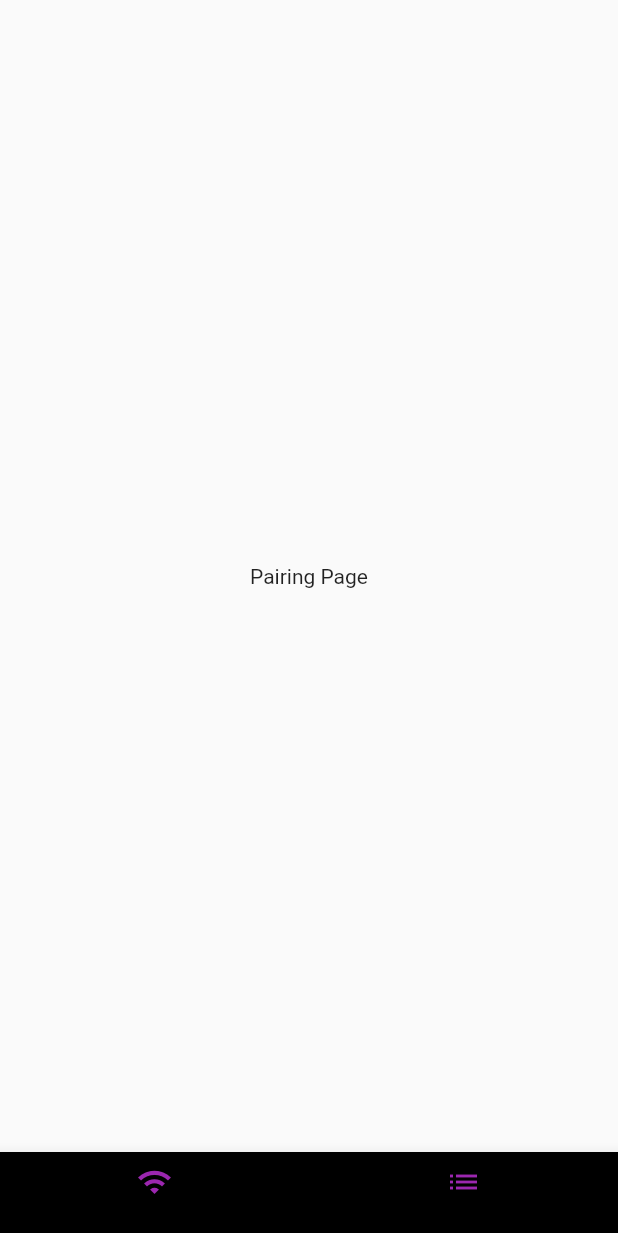
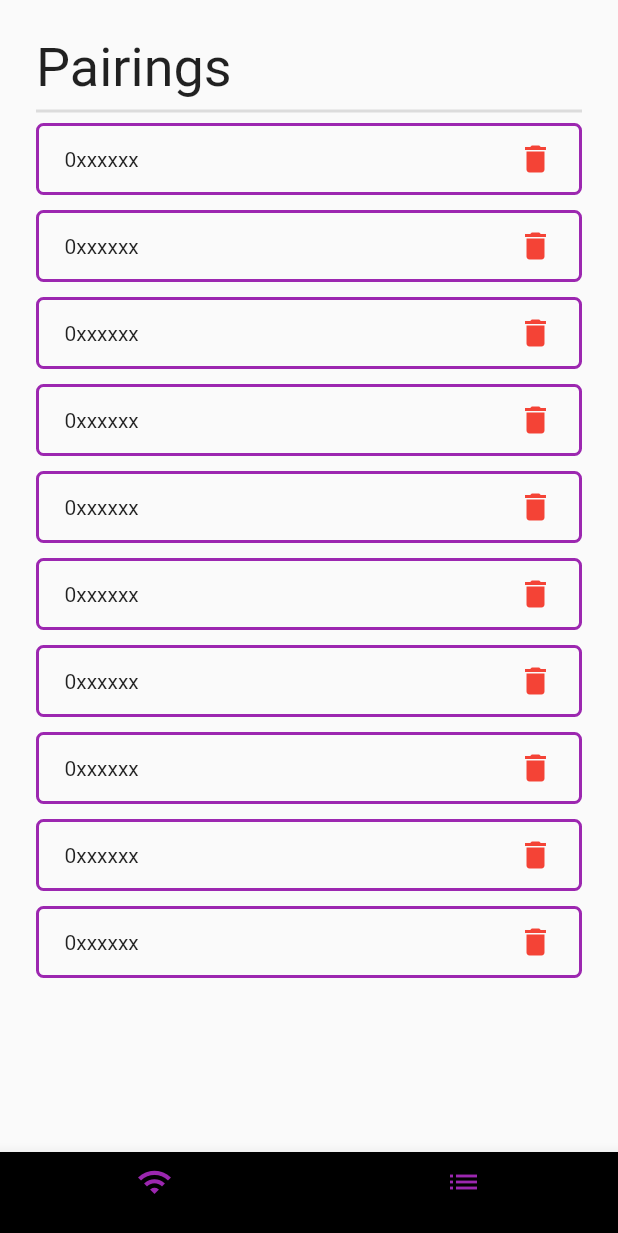
Before and after one commit to rvn9/wallet_connect_app, a Flutter app: the screen it shows after launch, item 2 of the bottom bar chosen, on a phone screen of 412 x 824 dp. Shown: the top 1233 px of the screen. Run offline on Flutter 3.47's test engine with Material 2 defaults, Android fonts, the phone set to English and light mode, and no system bars; our stand-ins replace auto_route, dotted_border, flutter_bloc, freezed_annotation; missing offline and left inert: scan.

Commit message:
pairing page

```diff
--- a/lib/main.dart
+++ b/lib/main.dart
@@ -10,8 +10,6 @@ class MyApp extends StatelessWidget {
   final _appRouter = AppRouter();
 
   MyApp({Key? key}) : super(key: key);
-
-  // This widget is the root of your application.
   @override
   Widget build(BuildContext context) {
     return MaterialApp.router(
--- a/lib/pages/pairing_page.dart
+++ b/lib/pages/pairing_page.dart
@@ -16,8 +16,61 @@ class PairingPage extends StatefulWidget {
 class _PairingPageState extends State<PairingPage> {
   @override
   Widget build(BuildContext context) {
-    return const Scaffold(
-      body: Center(child: Text('Pairing Page')),
+    return Scaffold(
+      resizeToAvoidBottomInset: true,
+      body: SafeArea(
+        child: Padding(
+          padding: const EdgeInsets.all(24),
+          child: Column(
+            mainAxisAlignment: MainAxisAlignment.start,
+            crossAxisAlignment: CrossAxisAlignment.start,
+            children: [
+              const Text(
+                'Pairings',
+                style: TextStyle(fontSize: 36),
+              ),
+              const Divider(
+                thickness: 2,
+                height: 16,
+              ),
+              Expanded(
+                child: ListView.separated(
+                  separatorBuilder: (context, index) => const SizedBox(
+                    height: 10,
+                  ),
+                  itemCount: 10,
+                  itemBuilder: (context, index) => Container(
+                    padding: const EdgeInsets.symmetric(
+                        horizontal: 17, vertical: 10),
+                    width: double.infinity,
+                    decoration: BoxDecoration(
+                      borderRadius: BorderRadius.circular(5),
+                      color: Colors.transparent,
+                      border: Border.all(
+                        width: 2,
+                        color: Colors.purple,
+                      ),
+                    ),
+                    child: Row(
+                      mainAxisAlignment: MainAxisAlignment.spaceBetween,
+                      children: const [
+                        Text('0xxxxxx'),
+                        Icon(
+                          Icons.delete,
+                          color: Colors.red,
+                          size: 24.0,
+                          semanticLabel:
+                              'Text to announce in accessibility modes',
+                        ),
+                      ],
+                    ),
+                  ),
+                ),
+              )
+            ],
+          ),
+        ),
+      ),
     );
   }
 }
```
